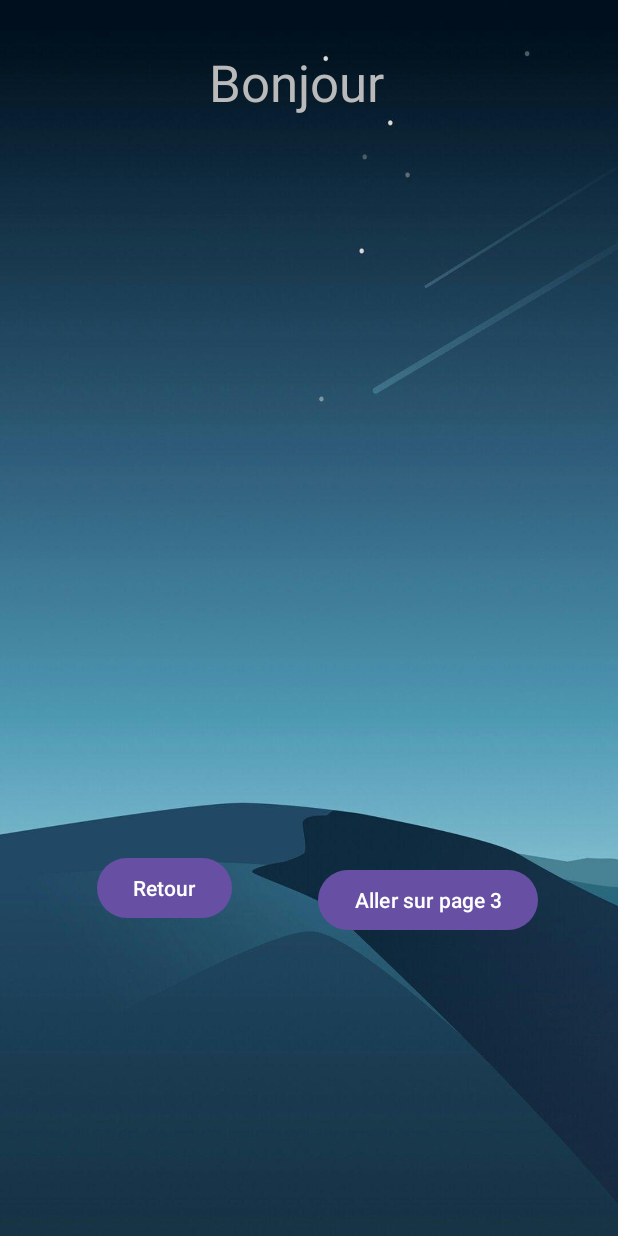
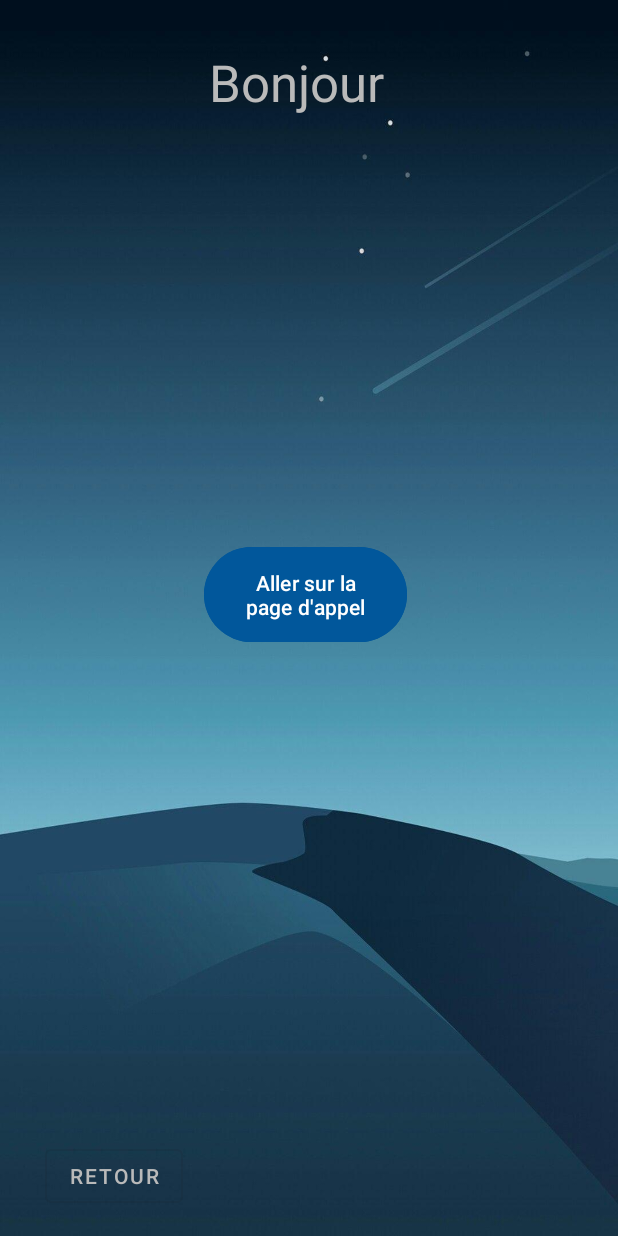
Before and after one commit to AdaamD/CallApp, an Android app: the screen it shows after launch (SecondActivity before the commit, RecapActivity after it), after a tap on "Valider la saisie", on a phone screen of 412 x 824 dp. Run offline under Robolectric (Android 15) with nearby library versions, the light colour scheme and no system bars.

Commit message:
Tp final basic app

```diff
--- a/TP1/app/src/main/AndroidManifest.xml
+++ b/TP1/app/src/main/AndroidManifest.xml
@@ -31,11 +31,11 @@
         </activity>
 
         <!-- Deuxieme Activité -->
-        <activity android:name=".SecondActivity"
+        <activity android:name=".RecapActivity"
         />
 
         <!-- Troisieme Activité -->
-        <activity android:name=".TroisiemeActivity"
+        <activity android:name=".CallActivity"
             />
     </application>
 
--- a/TP1/app/src/main/java/com/example/tp1/MainActivity.java
+++ b/TP1/app/src/main/java/com/example/tp1/MainActivity.java
@@ -5,14 +5,12 @@ import androidx.appcompat.app.AppCompatActivity;
 
 import android.content.Intent;
 import android.content.res.Configuration;
-import android.content.res.Resources;
 import android.graphics.drawable.Drawable;
 import android.os.Bundle;
 import android.view.View;
 import android.widget.Button;
 import android.widget.EditText;
 import android.widget.TextView;
-import android.widget.Toast;
 
 import java.util.Locale;
 
@@ -39,9 +37,19 @@ public class MainActivity extends AppCompatActivity {
         telephoneEditText = findViewById(R.id.telephoneEditText);
         resumeTextView = findViewById(R.id.resumeTextView);
 
+
+        Button butonRecap = findViewById(R.id.butonRecap);
+        //Button Recap est cliqué
+        butonRecap.setOnClickListener(new View.OnClickListener() {
+            @Override
+            public void onClick(View view) {
+                recapForm();
+            }
+
+        });
+
         //Button submit est cliqué
         Button submitButton = findViewById(R.id.butonSubmit);
-
         submitButton.setOnClickListener(new View.OnClickListener() {
             @Override
             public void onClick(View view) {
@@ -63,7 +71,7 @@ public class MainActivity extends AppCompatActivity {
 
     }
 
-    private void submitForm() {
+    private void recapForm(){
         String nom = nomEditText.getText().toString();
         String prenom = prenomEditText.getText().toString();
         String age = ageEditText.getText().toString();
@@ -81,7 +89,7 @@ public class MainActivity extends AppCompatActivity {
         builder.setMessage(resultat);
         builder.setPositiveButton("OK", null); // Ajouter un bouton "OK" pour fermer la boîte de dialogue
 
-       //Créer la boîte de dialogue
+        //Créer la boîte de dialogue
         AlertDialog dialog = builder.create();
 
         // Définir le fond personnalisé
@@ -89,9 +97,18 @@ public class MainActivity extends AppCompatActivity {
         dialog.getWindow().setBackgroundDrawable(backgroundDrawable);
 
         dialog.show();
+    }
+
+    private void submitForm() {
+        String nom = nomEditText.getText().toString();
+        String prenom = prenomEditText.getText().toString();
+        String age = ageEditText.getText().toString();
+        String domaine = domaineEditText.getText().toString();
+        String telephone = telephoneEditText.getText().toString();
+
 
         // Créer un nouvel Intent pour lancer la nouvelle activité
-        Intent intent = new Intent(MainActivity.this, SecondActivity.class);
+        Intent intent = new Intent(MainActivity.this, RecapActivity.class);
 
         // Ajouter les données récupérées en tant qu'extra dans l'Intent
         intent.putExtra("NOM", nom);
--- a/TP1/app/src/main/java/com/example/tp1/SecondActivity.java
+++ b/TP1/app/src/main/java/com/example/tp1/RecapActivity.java
@@ -8,12 +8,12 @@ import android.view.View;
 import android.widget.Button;
 import android.widget.TextView;
 
-public class SecondActivity extends AppCompatActivity {
+public class RecapActivity extends AppCompatActivity {
 
     @Override
     protected void onCreate(Bundle savedInstanceState) {
         super.onCreate(savedInstanceState);
-        setContentView(R.layout.activity_second);
+        setContentView(R.layout.activity_recap);
 
     // Extraire les données de l'intent
         Intent intent = getIntent();
@@ -35,7 +35,7 @@ public class SecondActivity extends AppCompatActivity {
                 @Override
                 public void onClick(View v) {
                     // Lancer une troisième activité, par exemple une activité vide
-                    Intent intent = new Intent(SecondActivity.this, TroisiemeActivity.class);
+                    Intent intent = new Intent(RecapActivity.this, CallActivity.class);
                    //        // Ajouter les données récupérées en tant qu'extra dans l'Intent
                     intent.putExtra("TELEPHONE", telephone);
 
--- /dev/null
+++ b/TP1/app/src/main/res/layout/activity_recap.xml
@@ -0,0 +1,46 @@
+<?xml version="1.0" encoding="utf-8"?>
+<androidx.constraintlayout.widget.ConstraintLayout xmlns:android="http://schemas.android.com/apk/res/android"
+    xmlns:app="http://schemas.android.com/apk/res-auto"
+    xmlns:tools="http://schemas.android.com/tools"
+    android:layout_width="match_parent"
+    android:layout_height="match_parent"
+    android:background="@drawable/bluesky_back">
+
+    <TextView
+        android:id="@+id/TextView_Nom"
+        android:layout_width="wrap_content"
+        android:layout_height="wrap_content"
+        android:textColor="@color/grey"
+        android:textSize="34sp"
+        android:text="Bonjour (nom utilisateur)"
+        app:layout_constraintTop_toTopOf="parent"
+        app:layout_constraintStart_toStartOf="parent"
+        app:layout_constraintEnd_toEndOf="parent"
+        android:layout_marginTop="32dp"/>
+
+    <Button
+        android:id="@+id/okButton"
+        android:layout_width="135dp"
+        android:layout_height="71dp"
+        android:layout_marginStart="136dp"
+        android:layout_marginBottom="328dp"
+        android:backgroundTint="@color/blue"
+        android:text="Aller sur la page d'appel"
+        app:layout_constraintBottom_toTopOf="@id/retourButton"
+        app:layout_constraintStart_toStartOf="parent" />
+
+    <Button
+        android:id="@+id/retourButton"
+        style="@style/Widget.MaterialComponents.Button.OutlinedButton"
+        android:layout_width="wrap_content"
+        android:layout_height="wrap_content"
+        android:text="Retour"
+        android:layout_marginStart="30dp"
+        android:layout_marginBottom="16dp"
+        android:textColor="@color/grey"
+        app:layout_constraintBottom_toBottomOf="parent"
+        app:layout_constraintStart_toStartOf="parent"/>
+
+
+
+</androidx.constraintlayout.widget.ConstraintLayout>
--- a/TP1/app/src/main/res/layout/activity_second.xml
+++ /dev/null
@@ -1,53 +0,0 @@
-<?xml version="1.0" encoding="utf-8"?>
-<androidx.constraintlayout.widget.ConstraintLayout xmlns:android="http://schemas.android.com/apk/res/android"
-    xmlns:app="http://schemas.android.com/apk/res-auto"    xmlns:tools="http://schemas.android.com/tools"
-    android:layout_width="match_parent"
-    android:layout_height="match_parent"
-    android:background="@drawable/bluesky_back"
-    >
-
-
-
-
-    <TextView
-        android:id="@+id/TextView_Nom"
-        android:layout_width="wrap_content"
-        android:layout_height="wrap_content"
-        android:textColor="@color/grey"
-        android:textSize="34sp"
-        tools:ignore="MissingConstraints"
-        app:layout_constraintTop_toTopOf="parent"
-        app:layout_constraintStart_toStartOf="parent"
-        app:layout_constraintEnd_toEndOf="parent"
-        android:layout_marginTop="32dp"/>
-
-    <!-- Ok bouton-->
-
-    <!--Return bouton -->
-
-    <Button
-        android:id="@+id/okButton"
-        android:layout_width="wrap_content"
-        android:layout_height="wrap_content"
-        android:layout_marginTop="576dp"
-        android:text="Aller sur page 3"
-        app:layout_constraintEnd_toEndOf="parent"
-        app:layout_constraintHorizontal_bias="0.8"
-        app:layout_constraintStart_toStartOf="parent"
-        app:layout_constraintTop_toTopOf="parent"
-        tools:ignore="MissingConstraints" />
-
-    <Button
-        android:id="@+id/retourButton"
-        android:layout_width="wrap_content"
-        android:layout_height="wrap_content"
-        android:layout_marginTop="568dp"
-        android:text="Retour"
-        app:layout_constraintEnd_toEndOf="parent"
-        app:layout_constraintHorizontal_bias="0.2"
-        app:layout_constraintStart_toStartOf="parent"
-        app:layout_constraintTop_toTopOf="parent"
-        tools:ignore="MissingConstraints" />
-
-
-</androidx.constraintlayout.widget.ConstraintLayout>
```
Also changed, not shown: TP1/app/src/main/java/com/example/tp1/CallActivity.java (renamed from TP1/app/src/main/java/com/example/tp1/TroisiemeActivity.java, +4 -4 lines), TP1/app/src/main/res/layout/activity_call.xml (added, +57 -0 lines), TP1/app/src/main/res/layout/activity_main.xml (+13 -1 lines), TP1/app/src/main/res/layout/activity_troisieme.xml (deleted, +0 -57 lines).
